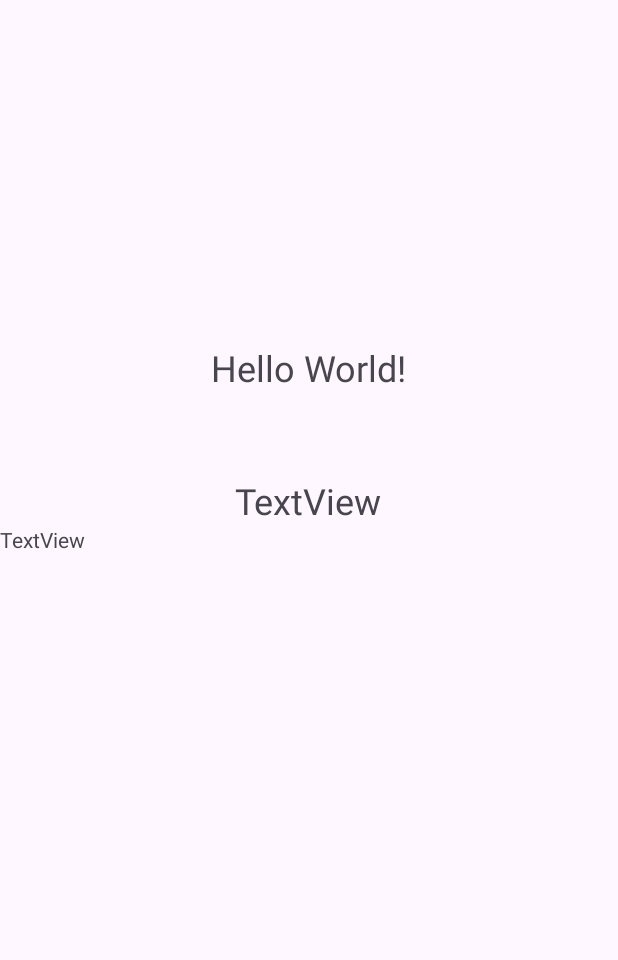
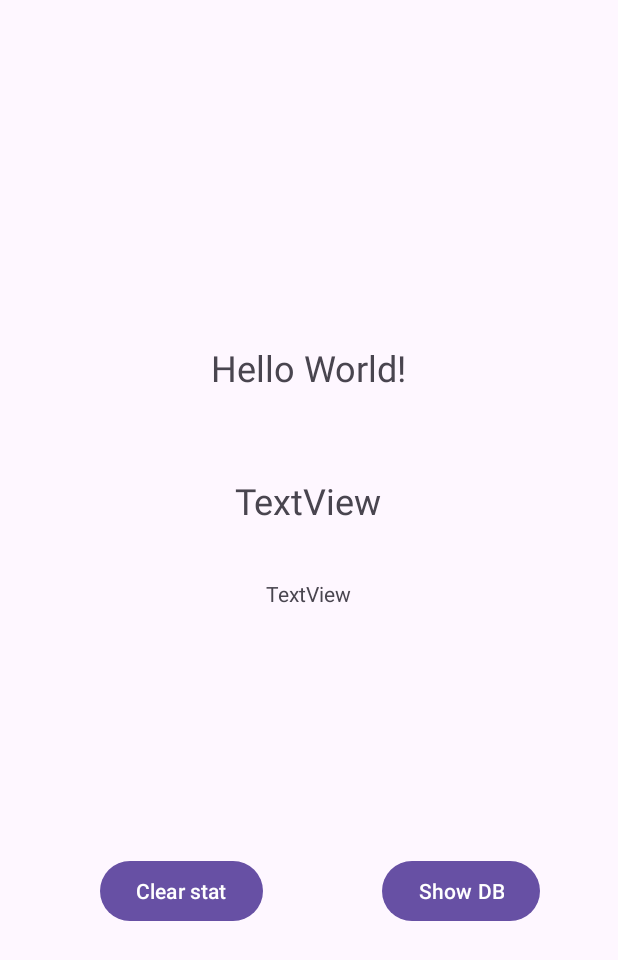
Before and after one commit to 4udiwe/step-counter, an Android app: the screen it shows after launch (MainActivity), on a phone screen of 412 x 824 dp. Shown: the top 960 px of the screen. Run offline under Robolectric (Android 15) with nearby library versions, the phone set to English and light mode, and no system bars.

Commit message:
Корректная запись/удаление в БД. Новая запись на каждую дату.

```diff
--- a/app/src/main/java/com/example/step_counter/MainActivity.java
+++ b/app/src/main/java/com/example/step_counter/MainActivity.java
@@ -10,6 +10,8 @@ import android.os.Build;
 import android.os.Bundle;
 import android.os.PersistableBundle;
 import android.util.Log;
+import android.util.Pair;
+import android.view.View;
 import android.widget.TextView;
 import android.widget.Toast;
 
@@ -36,14 +38,15 @@ import java.util.ArrayList;
 import java.util.Collection;
 import java.util.Date;
 import java.util.Locale;
+import java.util.Objects;
 
 public class MainActivity extends AppCompatActivity implements LocListenerInterface{
     private LocationManager locationManager;
     private TextView tvDictance, tvVelocity, tvInfo;
     private Location lastLocation;
     private MyLocationListener myLocationListener;
-    private int distance = 100;
-    private Date now;
+    private int distance = 0;
+    private Date currentDate;
     private DBManager dbManager;
     @Override
     protected void onCreate(Bundle savedInstanceState) {
@@ -70,7 +73,7 @@ public class MainActivity extends AppCompatActivity implements LocListenerInterf
         myLocationListener = new MyLocationListener();
         myLocationListener.setLocListenerInterface(this);
 
-        now = new Date();
+        currentDate = new Date();
 
         dbManager = new DBManager(this);
 
@@ -90,9 +93,6 @@ public class MainActivity extends AppCompatActivity implements LocListenerInterf
     protected void onResume() {
         super.onResume();
             dbManager.openDB();
-            for (String data : dbManager.readFromDB()){
-                tvInfo.append(data + "\n");
-            }
     }
 
     @Override
@@ -128,15 +128,32 @@ public class MainActivity extends AppCompatActivity implements LocListenerInterf
     @Override
     public void OnLocationChanged(Location location) {
         Log.d("RRR", "loc changed");
+        Date now = new Date();
+        if (!Objects.equals(String.format("%tD", currentDate), String.format("%tD", now))){
+            distance = 0;
+            currentDate = now;
+        }
+
         if (location.hasSpeed() && lastLocation != null){
+            Log.d("RRR", String.valueOf((int) lastLocation.distanceTo(location)));
             distance += (int) lastLocation.distanceTo(location);
         }
         lastLocation = location;
         tvDictance.setText(String.valueOf(distance));
         tvVelocity.setText(String.valueOf(location.getSpeed()));
 
-        dbManager.insertToDB(String.format("%tD", now), distance);
+        dbManager.insertToDB(String.format("%tD", currentDate), distance);
 
     }
 
+    public void onClickClear(View view) {
+        dbManager.clearDB();
+    }
+
+    public void onClickShow(View view) {
+        tvInfo.setText("");
+        for (Pair<String, Integer> data : dbManager.readFromDB()){
+            tvInfo.append(data + "\n");
+        }
+    }
 }
--- a/app/src/main/res/layout/activity_main.xml
+++ b/app/src/main/res/layout/activity_main.xml
@@ -33,13 +33,39 @@
 
     <TextView
         android:id="@+id/tvInfo"
-        android:layout_width="0dp"
-        android:layout_height="0dp"
+        android:layout_width="316dp"
+        android:layout_height="134dp"
+        android:layout_marginTop="36dp"
         android:text="TextView"
-        app:layout_constraintBottom_toBottomOf="parent"
+        android:textAlignment="center"
         app:layout_constraintEnd_toEndOf="parent"
-        app:layout_constraintHorizontal_bias="0.498"
+        app:layout_constraintHorizontal_bias="0.494"
         app:layout_constraintStart_toStartOf="parent"
         app:layout_constraintTop_toBottomOf="@+id/tvVel" />
 
+    <Button
+        android:id="@+id/bClear"
+        android:layout_width="wrap_content"
+        android:layout_height="wrap_content"
+        android:layout_marginEnd="60dp"
+        android:layout_marginBottom="156dp"
+        android:onClick="onClickClear"
+        android:text="Clear stat"
+        app:layout_constraintBottom_toBottomOf="parent"
+        app:layout_constraintEnd_toStartOf="@+id/bShow"
+        app:layout_constraintHorizontal_bias="0.776"
+        app:layout_constraintStart_toStartOf="parent"
+        app:layout_constraintTop_toBottomOf="@+id/tvInfo" />
+
+    <Button
+        android:id="@+id/bShow"
+        android:layout_width="wrap_content"
+        android:layout_height="wrap_content"
+        android:onClick="onClickShow"
+        android:text="Show DB"
+        app:layout_constraintEnd_toEndOf="parent"
+        app:layout_constraintHorizontal_bias="0.83"
+        app:layout_constraintStart_toStartOf="parent"
+        app:layout_constraintTop_toTopOf="@+id/bClear" />
+
 </androidx.constraintlayout.widget.ConstraintLayout>
```
Also changed, not shown: app/src/main/java/com/example/step_counter/db/DBManager.java (+15 -3 lines).
